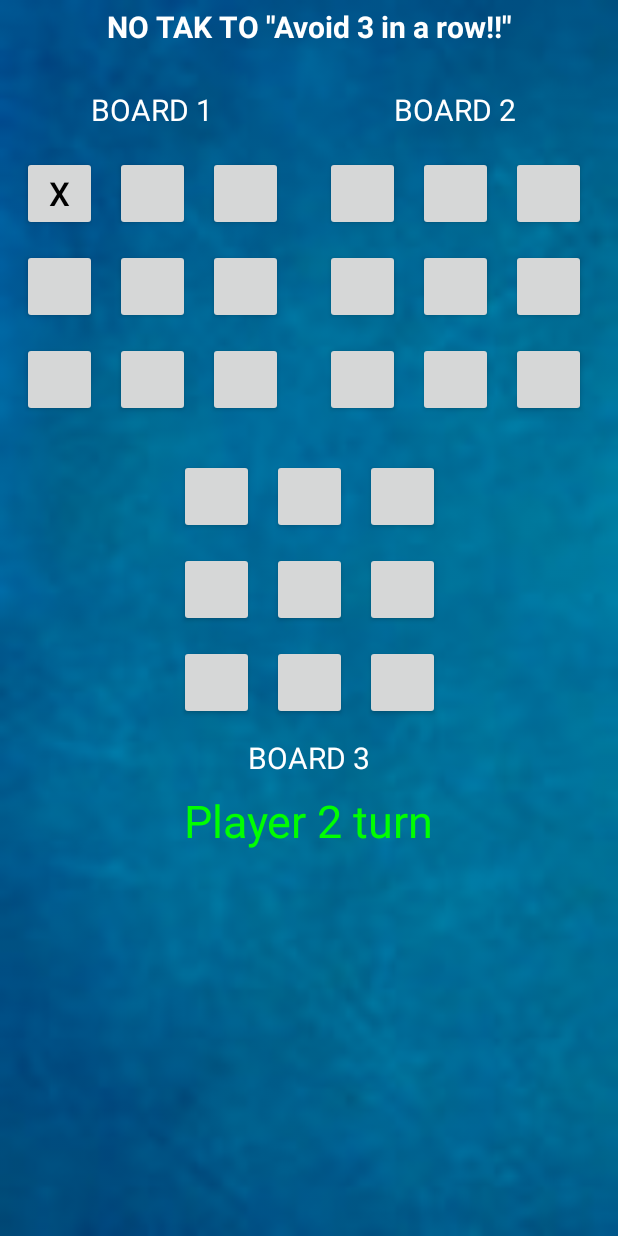
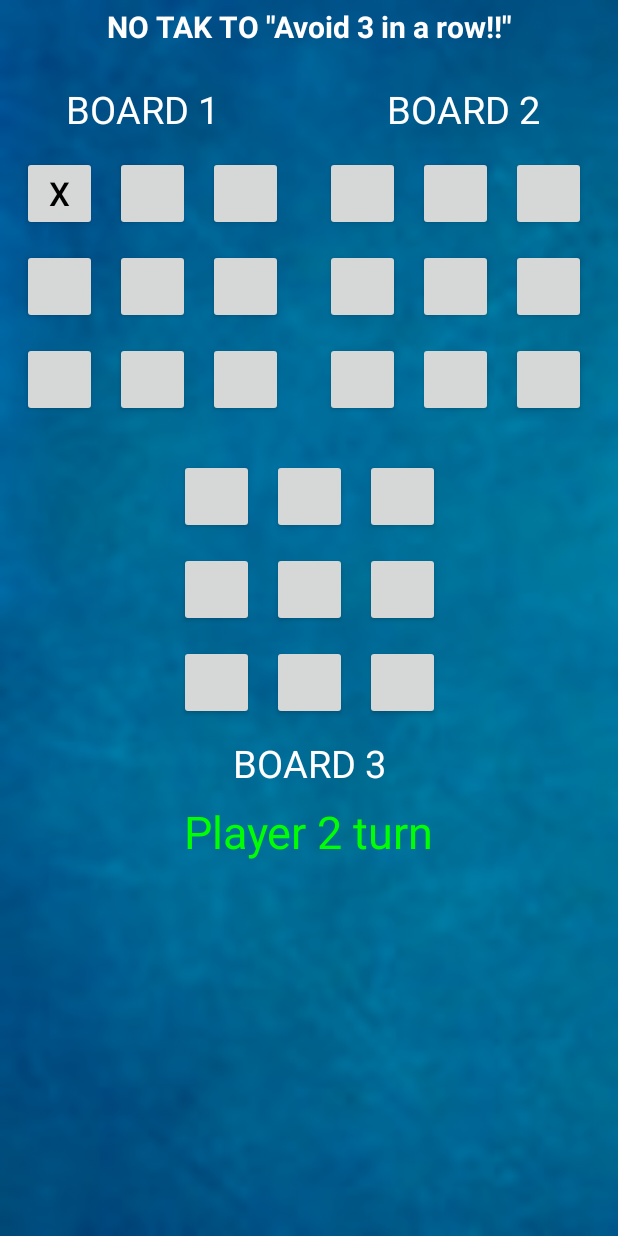
Before and after one commit to jacobgirsky/TicTacToeVariations, an Android app: the NotaktoActivity screen opened directly, with no data from a screen before it, after a tap on an icon or button, on a phone screen of 412 x 824 dp. Run offline under Robolectric (Android 15) with nearby library versions, the phone set to English and light mode, and no system bars.

Commit message:
edited how to layout.

```diff
--- a/app/src/main/AndroidManifest.xml
+++ b/app/src/main/AndroidManifest.xml
@@ -15,7 +15,7 @@
             android:label="@string/app_name"></activity>
         <activity
             android:name=".NotaktoActivity"
-            android:configChanges="keyboardHidden|orientation|screenSize"
+            android:configChanges="orientation|screenSize|keyboardHidden"
             android:label="@string/app_name"></activity>
         <activity android:name=".activity_how_to" />
         <activity android:name=".MainActivity">
--- a/app/src/main/java/com/jacobgirsky/tictactoevariations/NotaktoActivity.java
+++ b/app/src/main/java/com/jacobgirsky/tictactoevariations/NotaktoActivity.java
@@ -1,5 +1,7 @@
 package com.jacobgirsky.tictactoevariations;
 
+import android.content.SharedPreferences;
+import android.content.res.Configuration;
 import android.graphics.Color;
 import android.support.v7.app.AppCompatActivity;
 import android.os.Bundle;
@@ -67,6 +69,17 @@ public class NotaktoActivity extends AppCompatActivity implements View.OnClickLi
 
         }
     }
+   /* @Override
+    public void onConfigurationChanged(Configuration newConfig) {
+        super.onConfigurationChanged(newConfig);
+        if (newConfig.orientation == Configuration.ORIENTATION_PORTRAIT) {
+            Log.d("Entered to change as Portrait ","PPPPPPPPPPPPPPPPP");
+            setContentView(R.layout.activity2_notakto);
+        } else if (newConfig.orientation == Configuration.ORIENTATION_LANDSCAPE) {
+            Log.d("Entered to change as LandScape ","LLLLLLLLLLLLLLLLLLLL");
+            setContentView(R.layout.activity2_notakto);
+        }
+    }*/
 
     // this function prevents the user from exiting the game.
     @Override
@@ -243,12 +256,37 @@ public class NotaktoActivity extends AppCompatActivity implements View.OnClickLi
     @Override
     protected void onSaveInstanceState(Bundle outState) {
         super.onSaveInstanceState(outState);
+       /* outState.putIntArray("board10",board1_ids[0]);
+        outState.putIntArray("board11",board1_ids[1]);
+        outState.putIntArray("board12",board1_ids[2]);
+        outState.putIntArray("board20",board2_ids[0]);
+        outState.putIntArray("board21",board2_ids[1]);
+        outState.putIntArray("board22",board2_ids[2]);
+        outState.putIntArray("board30",board3_ids[0]);
+        outState.putIntArray("board31",board3_ids[1]);
+        outState.putIntArray("board31",board3_ids[2]);*/
+
+
+
 
     }
-
     @Override
     protected void onRestoreInstanceState(Bundle savedInstanceState) {
         super.onRestoreInstanceState(savedInstanceState);
         // Restore state members from saved instance
+       /* board1_ids[0]=savedInstanceState.getIntArray("board10");
+        board1_ids[1]=savedInstanceState.getIntArray("board11");
+        board1_ids[2]=savedInstanceState.getIntArray("board12");
+        board2_ids[0]=savedInstanceState.getIntArray("board20");
+        board2_ids[1]=savedInstanceState.getIntArray("board21");
+        board2_ids[2]=savedInstanceState.getIntArray("board22");
+        board3_ids[0]=savedInstanceState.getIntArray("board30");
+        board3_ids[1]=savedInstanceState.getIntArray("board31");
+        board3_ids[2]=savedInstanceState.getIntArray("board33");*/
+
+    }
+
+    public void onResume(){
+        super.onResume();
     }
 }
--- a/app/src/main/res/layout/activity2_notakto.xml
+++ b/app/src/main/res/layout/activity2_notakto.xml
@@ -11,13 +11,15 @@
         android:id="@+id/board1_textView"
         android:layout_width="wrap_content"
         android:layout_height="wrap_content"
-        android:layout_marginStart="60dp"
-        android:layout_marginBottom="3dp"
+        android:layout_marginStart="44dp"
+        android:layout_marginEnd="8dp"
         android:gravity="center|center_horizontal"
         android:text="BOARD 1"
         android:textColor="#fff"
-        android:textSize="20sp"
+        android:textSize="25sp"
         app:layout_constraintBottom_toTopOf="@+id/no1_GameBoard"
+        app:layout_constraintEnd_toEndOf="parent"
+        app:layout_constraintHorizontal_bias="0.0"
         app:layout_constraintStart_toStartOf="parent" />
 
     <TextView
@@ -39,13 +41,16 @@
         android:id="@+id/board2_textView"
         android:layout_width="wrap_content"
         android:layout_height="wrap_content"
-        android:layout_marginEnd="68dp"
-        android:layout_marginBottom="3dp"
+        android:layout_marginStart="8dp"
+        android:layout_marginEnd="52dp"
+        android:gravity="center|center_horizontal"
         android:text="BOARD 2"
         android:textColor="#fff"
-        android:textSize="20sp"
+        android:textSize="25sp"
         app:layout_constraintBottom_toTopOf="@+id/no2_GameBoard"
-        app:layout_constraintEnd_toEndOf="parent" />
+        app:layout_constraintEnd_toEndOf="parent"
+        app:layout_constraintHorizontal_bias="1.0"
+        app:layout_constraintStart_toStartOf="parent" />
 
 
     <TableLayout
@@ -383,7 +388,7 @@
         android:layout_marginEnd="8dp"
         android:text="BOARD 3"
         android:textColor="#fff"
-        android:textSize="20sp"
+        android:textSize="25sp"
         app:layout_constraintEnd_toEndOf="parent"
         app:layout_constraintStart_toStartOf="parent"
         app:layout_constraintTop_toBottomOf="@+id/no3_GameBoard" />
```
Also changed, not shown: app/src/main/res/layout/activity_how_to.xml (+14 -6 lines).
